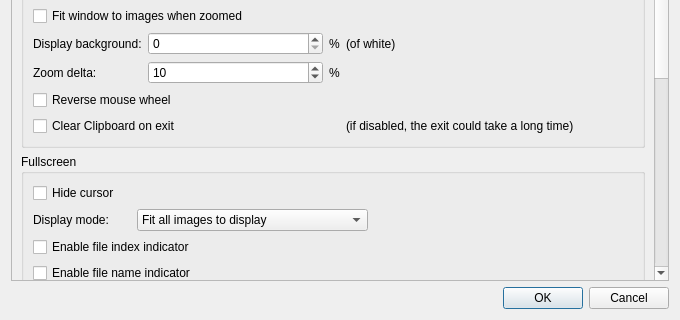
Old version of the form src/dialogs/preferencesdialog.ui in the repository classicimageviewer/ClassicImageViewer; both pictures show x 0 to 680 and y 180 to 500 of the 680 by 500 pixel window.
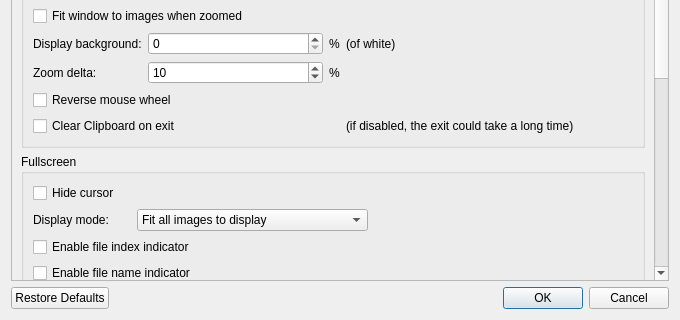
New version of the form.

Commit message: Preferences: restore default button; save Menu/Toolbar/Statusbar visibility preferences

What changed in the file:
```diff
--- a/src/dialogs/preferencesdialog.ui
+++ b/src/dialogs/preferencesdialog.ui
@@ -29,7 +29,7 @@
       <enum>Qt::Horizontal</enum>
      </property>
      <property name="standardButtons">
-      <set>QDialogButtonBox::Cancel|QDialogButtonBox::Ok</set>
+      <set>QDialogButtonBox::Cancel|QDialogButtonBox::Ok|QDialogButtonBox::RestoreDefaults</set>
      </property>
     </widget>
    </item>
```
Left out of the diff: 4 changed lines with no effect on the pictures. The commit also changes 5 other files.
